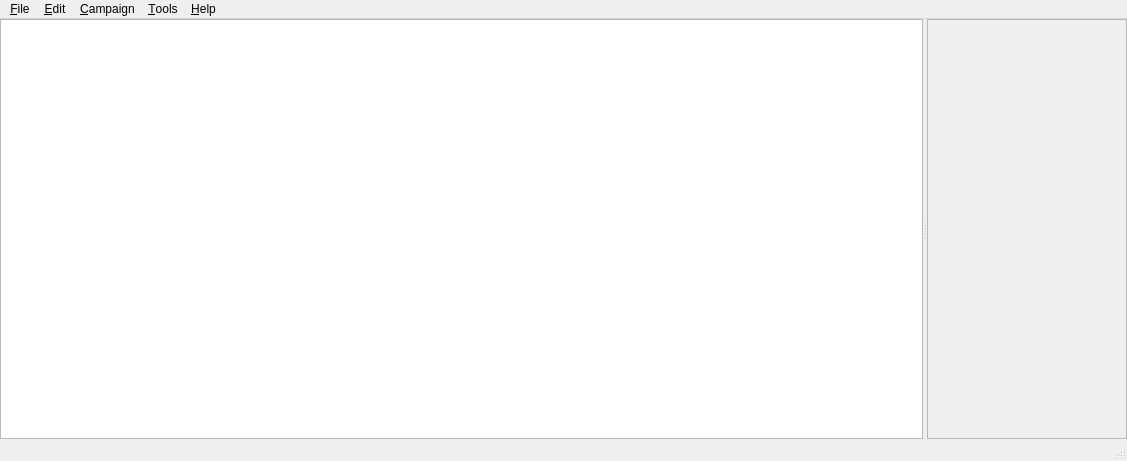
Old version of the form DMHelper/src/mainwindow.ui in the repository MMetze/DMHelper.
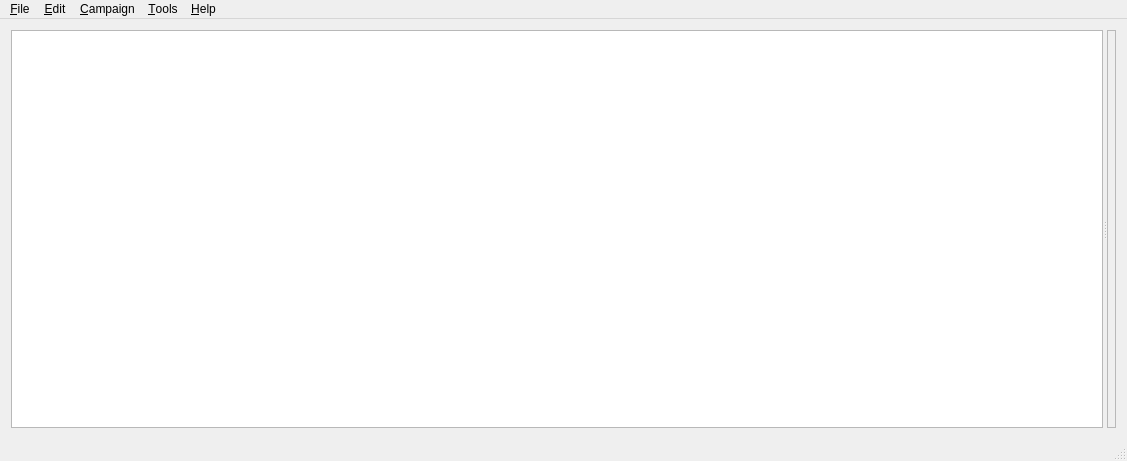
New version of the form. Icons and pictures are not drawn. Custom widgets are drawn as their Qt base class.

Diff of the .ui file:
```diff
--- a/DMHelper/src/mainwindow.ui
+++ b/DMHelper/src/mainwindow.ui
@@ -34,25 +34,13 @@
     <string notr="true"/>
    </property>
    <layout class="QVBoxLayout" name="verticalLayout">
-    <property name="spacing">
-     <number>0</number>
-    </property>
-    <property name="leftMargin">
-     <number>0</number>
-    </property>
-    <property name="topMargin">
-     <number>0</number>
-    </property>
-    <property name="rightMargin">
-     <number>0</number>
-    </property>
-    <property name="bottomMargin">
-     <number>0</number>
-    </property>
     <item>
      <widget class="QSplitter" name="splitter">
-      <property name="lineWidth">
-       <number>1</number>
+      <property name="sizePolicy">
+       <sizepolicy hsizetype="Preferred" vsizetype="Preferred">
+        <horstretch>0</horstretch>
+        <verstretch>0</verstretch>
+       </sizepolicy>
       </property>
       <property name="orientation">
        <enum>Qt::Horizontal</enum>
@@ -63,22 +51,10 @@
       <widget class="CampaignTree" name="treeView">
        <property name="sizePolicy">
         <sizepolicy hsizetype="Preferred" vsizetype="Preferred">
-         <horstretch>1</horstretch>
+         <horstretch>0</horstretch>
          <verstretch>0</verstretch>
         </sizepolicy>
        </property>
-       <property name="minimumSize">
-        <size>
-         <width>200</width>
-         <height>0</height>
-        </size>
-       </property>
-       <property name="maximumSize">
-        <size>
-         <width>16777215</width>
-         <height>16777215</height>
-        </size>
-       </property>
        <property name="dragEnabled">
         <bool>true</bool>
        </property>
@@ -93,23 +69,16 @@
        </property>
       </widget>
       <widget class="CampaignObjectFrameStack" name="stackedWidgetEncounter">
-       <property name="sizePolicy">
-        <sizepolicy hsizetype="Preferred" vsizetype="Preferred">
-         <horstretch>4</horstretch>
-         <verstretch>0</verstretch>
-        </sizepolicy>
-       </property>
-       <property name="minimumSize">
-        <size>
-         <width>200</width>
-         <height>0</height>
-        </size>
+       <property name="font">
+        <font>
+         <pointsize>9</pointsize>
+        </font>
        </property>
        <property name="frameShape">
         <enum>QFrame::StyledPanel</enum>
        </property>
        <property name="frameShadow">
-        <enum>QFrame::Raised</enum>
+        <enum>QFrame::Sunken</enum>
        </property>
        <property name="currentIndex">
         <number>0</number>
```
Left out of the diff: 3 changed lines with no effect on the pictures.
